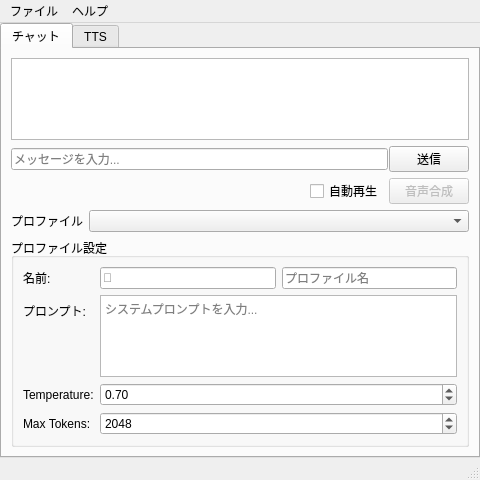
First picture: the form in src/MainWindow.ui, repository mitayuki3/flexichat, before the edit.
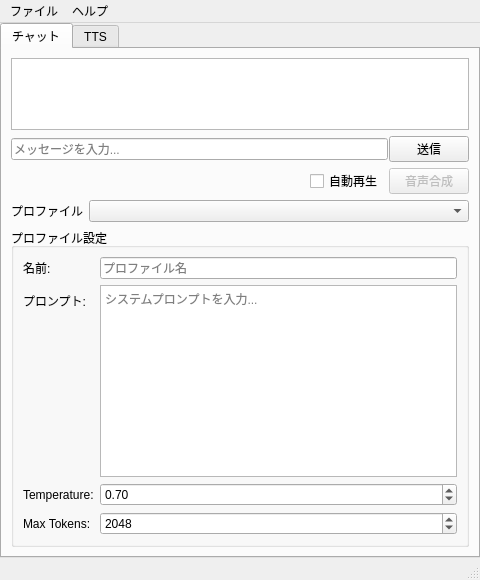
Second picture: the form after the edit.

What changed in the file:
```diff
--- a/src/MainWindow.ui
+++ b/src/MainWindow.ui
@@ -133,6 +133,12 @@
         </item>
         <item>
          <widget class="QGroupBox" name="profileSettingsGroupBox">
+          <property name="sizePolicy">
+           <sizepolicy hsizetype="Preferred" vsizetype="Maximum">
+            <horstretch>0</horstretch>
+            <verstretch>0</verstretch>
+           </sizepolicy>
+          </property>
           <property name="title">
            <string>プロファイル設定</string>
           </property>
@@ -145,29 +151,12 @@
             </widget>
            </item>
            <item row="0" column="1">
-            <layout class="QHBoxLayout" name="profileNameLayout">
-             <item>
-              <widget class="QLineEdit" name="profileIconEdit">
-               <property name="maximumWidth">
-                <number>48</number>
-               </property>
-               <property name="placeholderText">
-                <string>💬</string>
-               </property>
-               <property name="toolTip">
-                <string>アイコン</string>
-               </property>
-              </widget>
-             </item>
-             <item>
               <widget class="QLineEdit" name="profileNameEdit">
                <property name="placeholderText">
                 <string>プロファイル名</string>
                </property>
               </widget>
              </item>
-            </layout>
-           </item>
            <item row="1" column="0">
             <widget class="QLabel" name="profilePromptLabel">
              <property name="text">
@@ -177,6 +166,15 @@
            </item>
            <item row="1" column="1">
             <widget class="QPlainTextEdit" name="profilePromptEdit">
+             <property name="sizePolicy">
+              <sizepolicy hsizetype="Expanding" vsizetype="Fixed">
+               <horstretch>0</horstretch>
+               <verstretch>0</verstretch>
+              </sizepolicy>
+             </property>
+             <property name="minimumHeight">
+              <number>80</number>
+             </property>
              <property name="maximumHeight">
               <number>100</number>
              </property>
```
Left out of the diff: 2 changed lines with no effect on the pictures. Lines whose indentation alone changed are shown as unchanged.
